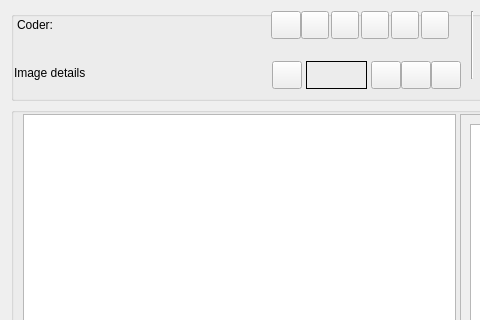
The window that GUI_UIs/ui_dialog_code_image.ui (ccbogel/QualCoder) describes before a commit, drawn with Qt 5; both pictures show x 0 to 480 and y 0 to 320 of the 950 by 663 pixel window.
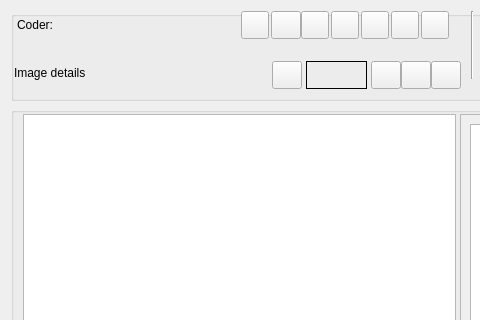
The same window after the commit.

Commit message: find code button

Diff of the .ui file:
```diff
--- a/GUI_UIs/ui_dialog_code_image.ui
+++ b/GUI_UIs/ui_dialog_code_image.ui
@@ -36,7 +36,7 @@
        <rect>
         <x>6</x>
         <y>0</y>
-        <width>241</width>
+        <width>221</width>
         <height>28</height>
        </rect>
       </property>
@@ -347,6 +347,22 @@
        <string/>
       </property>
      </widget>
+     <widget class="QPushButton" name="pushButton_find_code">
+      <property name="geometry">
+       <rect>
+        <x>230</x>
+        <y>0</y>
+        <width>28</width>
+        <height>28</height>
+       </rect>
+      </property>
+      <property name="toolTip">
+       <string>Find code</string>
+      </property>
+      <property name="text">
+       <string/>
+      </property>
+     </widget>
     </widget>
    </item>
    <item row="4" column="0">
```
